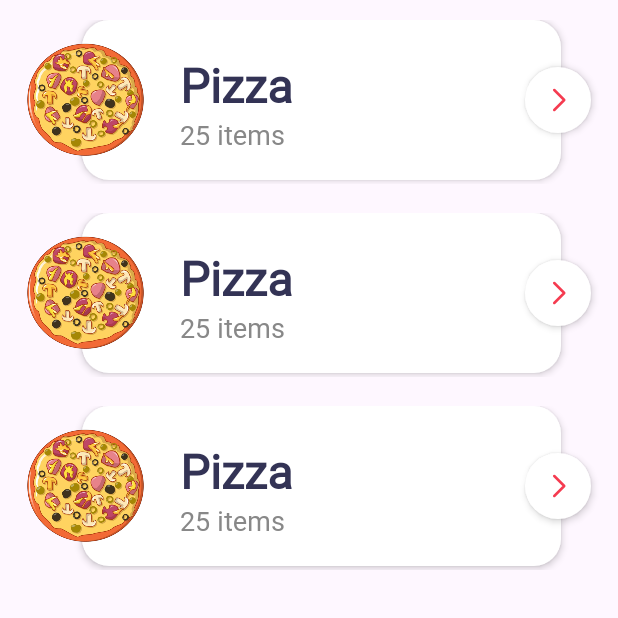
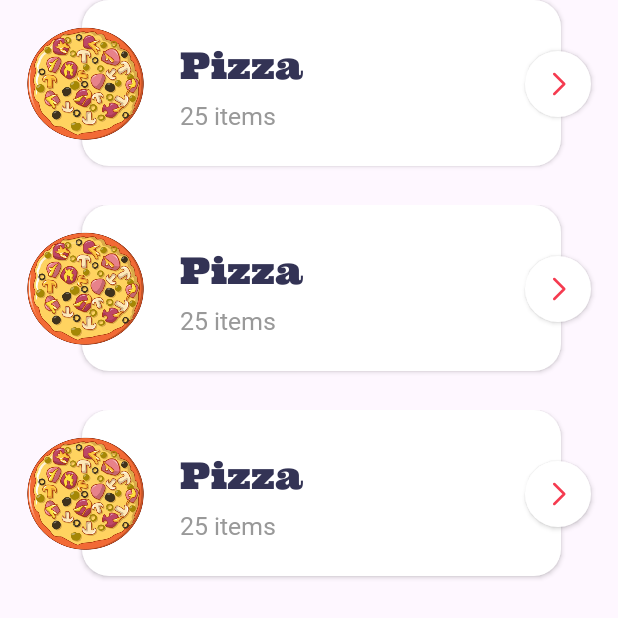
Before and after one commit to mashariati/quickFood, an Android app: the layout fragment_category.xml on its own in the app's theme, with its tools: preview values and no code run, on a phone screen of 412 x 824 dp. Shown: the top 618 px of the screen. Run offline under Robolectric (Android 15) with nearby library versions, the phone set to English and light mode, and no system bars.

Commit message:
Category feature development finished

```diff
--- a/app/src/main/AndroidManifest.xml
+++ b/app/src/main/AndroidManifest.xml
@@ -1,7 +1,7 @@
 <?xml version="1.0" encoding="utf-8"?>
 <manifest xmlns:android="http://schemas.android.com/apk/res/android"
     xmlns:tools="http://schemas.android.com/tools">
-
+<uses-permission android:name="android.permission.INTERNET"/>
     <application
         android:allowBackup="true"
         android:dataExtractionRules="@xml/data_extraction_rules"
--- a/app/src/main/java/com/shariati/p4shfood/MainActivity.kt
+++ b/app/src/main/java/com/shariati/p4shfood/MainActivity.kt
@@ -2,10 +2,13 @@ package com.shariati.p4shfood
 
 import androidx.appcompat.app.AppCompatActivity
 import android.os.Bundle
+import com.shariati.p4shfood.databinding.ActivityMainBinding
 
 class MainActivity : AppCompatActivity() {
+    private lateinit var binding:ActivityMainBinding
     override fun onCreate(savedInstanceState: Bundle?) {
         super.onCreate(savedInstanceState)
-        setContentView(R.layout.activity_main)
+        binding = ActivityMainBinding.inflate(layoutInflater)
+        setContentView(binding.root)
     }
 }
--- a/app/src/main/res/drawable/ic_cart.xml
+++ b/app/src/main/res/drawable/ic_cart.xml
@@ -1,5 +1,5 @@
-<vector android:height="@dimen/_24sdp" android:viewportHeight="24"
-    android:viewportWidth="24" android:width="@dimen/_24sdp" xmlns:android="http://schemas.android.com/apk/res/android">
+<vector android:height="@dimen/_22sdp" android:viewportHeight="24"
+    android:viewportWidth="24" android:width="@dimen/_22sdp" xmlns:android="http://schemas.android.com/apk/res/android">
     <path android:fillColor="#00000000"
         android:pathData="M3.555,14.257C2.837,10.904 2.477,9.228 3.378,8.114C4.279,7 5.993,7 9.422,7H14.578C18.007,7 19.722,7 20.622,8.114C21.523,9.228 21.163,10.904 20.445,14.257L20.016,16.257C19.529,18.53 19.286,19.666 18.461,20.333C17.636,21 16.474,21 14.149,21H9.851C7.526,21 6.364,21 5.539,20.333C4.714,19.666 4.471,18.53 3.984,16.257L3.555,14.257Z"
         android:strokeColor="#1C274C" android:strokeWidth="1.5"/>
--- a/app/src/main/res/drawable/ic_menu_bar.xml
+++ b/app/src/main/res/drawable/ic_menu_bar.xml
@@ -1,5 +1,5 @@
-<vector android:height="@dimen/_24sdp" android:viewportHeight="24"
-    android:viewportWidth="24" android:width="@dimen/_24sdp" xmlns:android="http://schemas.android.com/apk/res/android">
+<vector android:height="@dimen/_22sdp" android:viewportHeight="24"
+    android:viewportWidth="24" android:width="@dimen/_22sdp" xmlns:android="http://schemas.android.com/apk/res/android">
     <path android:fillColor="#00000000"
         android:pathData="M3,12H21M3,6H21M3,18H15"
         android:strokeColor="#000000" android:strokeLineCap="round"
--- a/app/src/main/res/layout/activity_main.xml
+++ b/app/src/main/res/layout/activity_main.xml
@@ -51,7 +51,7 @@
                 android:layout_width="wrap_content"
                 android:layout_height="wrap_content"
                 android:layout_gravity="left|center"
-                android:layout_marginLeft="@dimen/_35sdp"
+                android:layout_marginLeft="@dimen/_37sdp"
                 android:src="@drawable/ic_menu_bar"
                 app:tint="?attr/colorOnPrimary"
                 />
@@ -61,7 +61,7 @@
                 android:layout_gravity="right|center"
                 android:src="@drawable/ic_cart"
                 app:tint="#ccc"
-                android:layout_marginRight="@dimen/_35sdp"
+                android:layout_marginRight="@dimen/_37sdp"
 
                 />
         </FrameLayout>
--- a/app/src/main/res/layout/fragment_category.xml
+++ b/app/src/main/res/layout/fragment_category.xml
@@ -4,11 +4,12 @@
     android:layout_width="match_parent"
     android:layout_height="match_parent"
     tools:context=".CategoryFragment">
+
     <androidx.recyclerview.widget.RecyclerView
-        android:layout_marginTop="@dimen/_10sdp"
-        tools:listitem="@layout/item_category"
+        android:id="@+id/category_recycler_view"
         android:layout_width="match_parent"
-        android:layout_height="wrap_content" />
+        android:layout_height="wrap_content"
+        tools:listitem="@layout/item_category" />
 
 
 </FrameLayout>
--- a/app/src/main/res/layout/item_category.xml
+++ b/app/src/main/res/layout/item_category.xml
@@ -2,9 +2,8 @@
 <FrameLayout xmlns:android="http://schemas.android.com/apk/res/android"
     xmlns:app="http://schemas.android.com/apk/res-auto"
     android:layout_width="match_parent"
-    android:layout_height="@dimen/_84sdp"
-    android:layout_marginBottom="@dimen/_15sdp"
-
+    android:layout_height="@dimen/_88sdp"
+    android:layout_marginBottom="@dimen/_17sdp"
     >
 
     <LinearLayout
@@ -13,36 +12,42 @@
         android:layout_marginLeft="@dimen/_42sdp"
         android:layout_marginRight="@dimen/_29sdp"
         android:background="@drawable/shape_category"
-        android:elevation="3dp"
-        android:layout_marginBottom="@dimen/_2sdp"
+        android:elevation="2dp"
+        android:foreground="?android:attr/selectableItemBackground"
+        android:layout_marginBottom="@dimen/_3sdp"
         android:orientation="vertical">
 
         <TextView
+            android:id="@+id/item_category_name"
             android:layout_width="wrap_content"
             android:layout_height="wrap_content"
             android:layout_marginLeft="@dimen/_50sdp"
-            android:layout_marginTop="@dimen/_17sdp"
-            android:fontFamily="@font/bod"
+            android:layout_marginTop="@dimen/_21sdp"
+            android:fontFamily="@font/ultra_reqular"
             android:text="Pizza"
             android:textColor="#333355"
-            android:textSize="@dimen/_24ssp"
-            android:textStyle="bold" />
+            android:textSize="@dimen/_19ssp"
+            />
 
         <TextView
+            android:id="@+id/item_category_number"
             android:layout_width="wrap_content"
             android:layout_height="wrap_content"
             android:layout_marginLeft="@dimen/_50sdp"
             android:text="25 items"
-            android:textColor="#888"
-            android:textSize="@dimen/_14ssp" />
+            android:layout_marginTop="@dimen/_4sdp"
+            android:fontFamily="@font/times"
+            android:textColor="#999"
+            android:textSize="@dimen/_13ssp" />
     </LinearLayout>
 
     <ImageView
+        android:id="@+id/item_category_image"
         android:layout_width="@dimen/_60sdp"
         android:layout_height="@dimen/_60sdp"
         android:layout_gravity="left|center"
+        android:layout_marginLeft="@dimen/_14sdp"
         android:layout_marginBottom="@dimen/_1sdp"
-        android:layout_marginLeft="@dimen/_14sdp"
         android:elevation="3.1dp"
         android:src="@drawable/img_category_pizza" />
 
@@ -53,7 +58,8 @@
         android:layout_marginBottom="@dimen/_1sdp"
         android:layout_marginRight="@dimen/_14sdp"
         android:background="@drawable/shape_arrow"
-        android:elevation="3.1dp"
+        android:elevation="2.1dp"
+        android:foreground="?android:attr/selectableItemBackground"
         android:padding="@dimen/_9sdp"
         android:src="@drawable/ic_arrow"
         app:tint="?attr/colorPrimary" />
--- a/app/src/main/res/values-night/themes.xml
+++ b/app/src/main/res/values-night/themes.xml
@@ -13,6 +13,5 @@
         <item name="android:statusBarColor">#00FFFFFF</item>
         <item name="android:windowLightStatusBar">false</item>
         <!-- <item name="colorPrimary">@color/my_light_primary</item> -->
-        <item name="fontFamily">@font/times</item>
     </style>
 </resources>
--- a/app/src/main/res/values/themes.xml
+++ b/app/src/main/res/values/themes.xml
@@ -13,7 +13,6 @@
         <item name="android:statusBarColor">#00FFFFFF</item>
         <item name="android:windowLightStatusBar">false</item>
         <!-- <item name="colorPrimary">@color/my_light_primary</item> -->
-        <item name="fontFamily">@font/times</item>
     </style>
 
     <style name="Theme.P4shfood" parent="Base.Theme.P4shfood" />
```
Also changed, not shown: app/build.gradle.kts (+7 -1 lines), app/src/main/java/com/shariati/p4shfood/Category.kt (added, +7 -0 lines), app/src/main/java/com/shariati/p4shfood/CategoryAdapter.kt (added, +48 -0 lines), app/src/main/java/com/shariati/p4shfood/CategoryFragment.kt (+46 -38 lines), app/src/main/res/font/bod.ttf (deleted), app/src/main/res/font/ultra_reqular.ttf (added), 1 other file.
